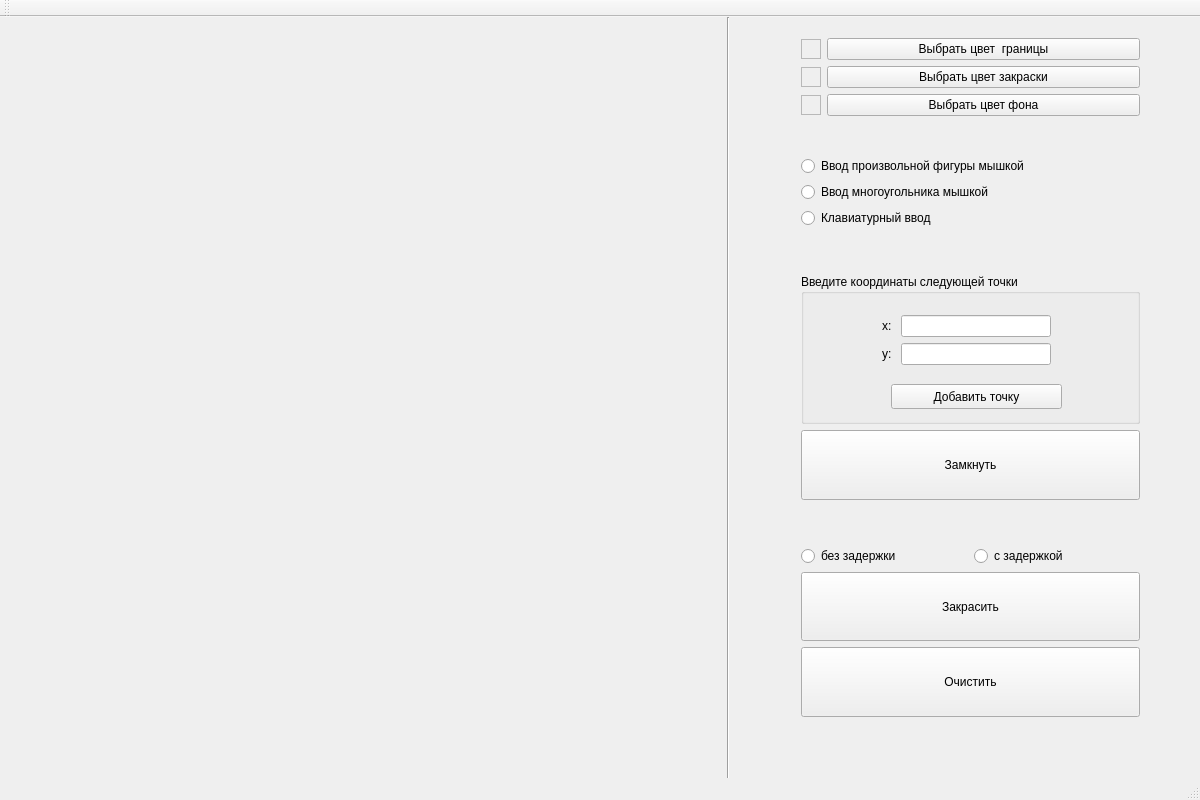
This is grafics/graf6/mainwindow.ui in ansushina/sem4 as Qt 5 draws it before an edit. The edited form follows.
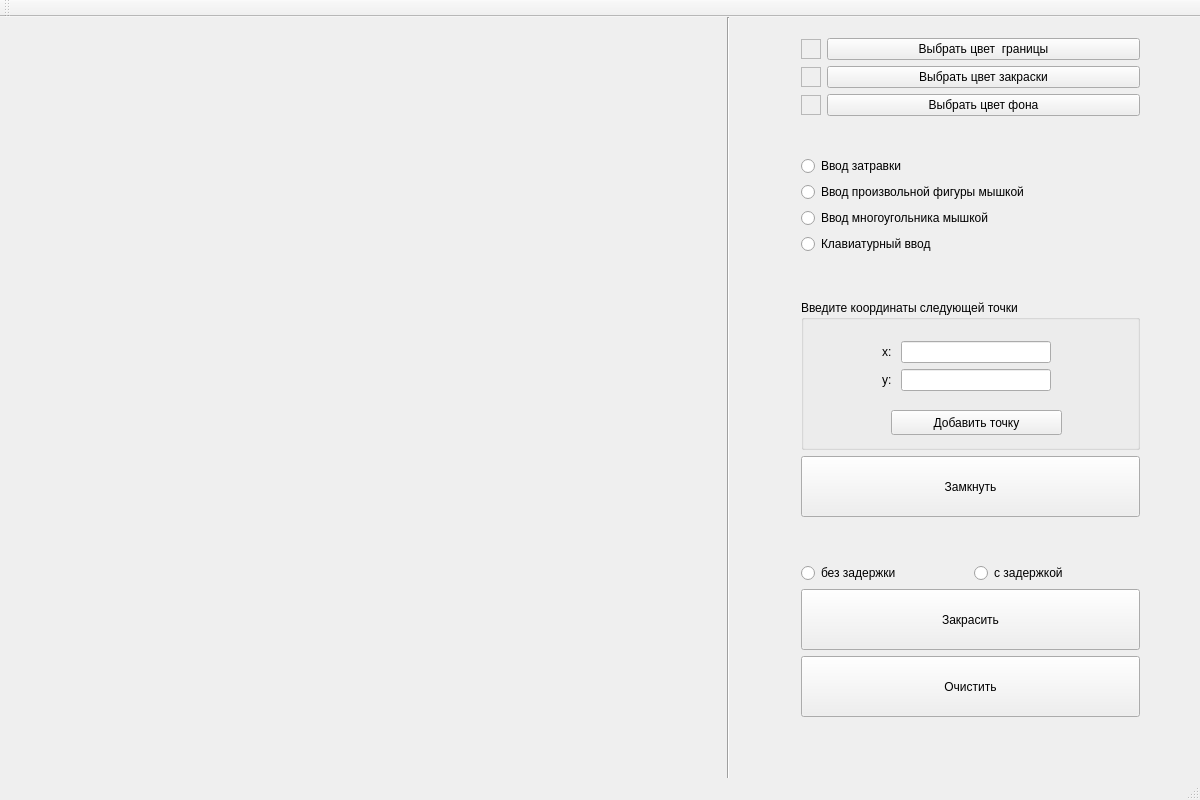
This is the edited form.

The edit to the form file:
```diff
--- a/grafics/graf6/mainwindow.ui
+++ b/grafics/graf6/mainwindow.ui
@@ -165,6 +165,16 @@
          </property>
         </spacer>
        </item>
+       <item>
+        <widget class="QRadioButton" name="input_zatravka">
+         <property name="text">
+          <string>Ввод затравки</string>
+         </property>
+         <attribute name="buttonGroup">
+          <string notr="true">buttonGroup</string>
+         </attribute>
+        </widget>
+       </item>
        <item>
         <widget class="QRadioButton" name="mouse_random_input">
          <property name="text">
```
Left out of the diff: 19 changed lines with no effect on the pictures.
